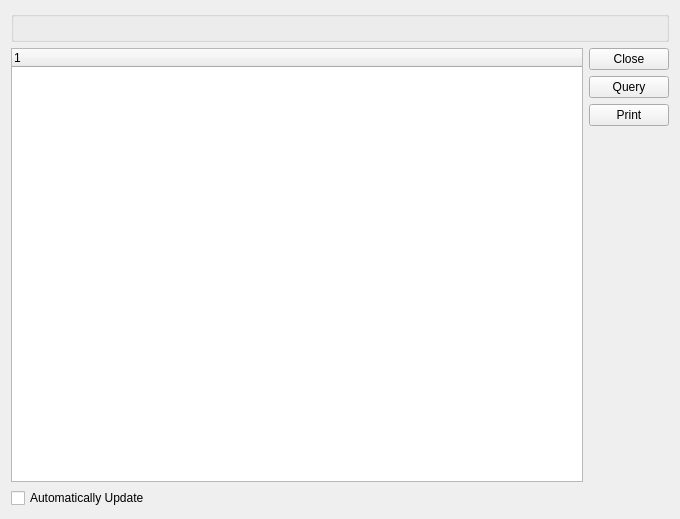
Old version of the form sample_scripts/trunk/resources/client/uiforms/DisplayItemLocations.ui in the repository WooodHead/xtuple.
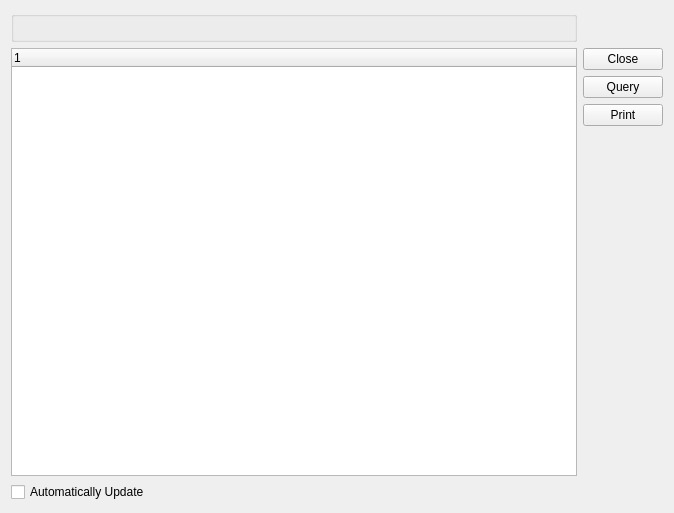
New version of the form. Custom widgets are drawn as their Qt base class.

```diff
--- a/sample_scripts/trunk/resources/client/uiforms/DisplayItemLocations.ui
+++ b/sample_scripts/trunk/resources/client/uiforms/DisplayItemLocations.ui
@@ -1,69 +1,68 @@
 <ui version="4.0" >
  <class>DisplayItemLocations</class>
- <widget class="QWidget" name="DisplayItemLocations" >
-  <property name="geometry" >
+ <widget class="QWidget" name="DisplayItemLocations">
+  <property name="geometry">
    <rect>
     <x>0</x>
     <y>0</y>
-    <width>680</width>
-    <height>519</height>
+    <width>674</width>
+    <height>513</height>
    </rect>
   </property>
   <property name="windowTitle" >
    <string>Display Item Locations</string>
   </property>
-  <layout class="QVBoxLayout" >
-   <item>
-    <widget class="WarehouseGroup" name="_group" />
+  <layout class="QGridLayout" name="gridLayout">
+   <item row="0" column="0">
+    <widget class="WarehouseGroup" name="_group"/>
    </item>
-   <item>
-    <layout class="QHBoxLayout" >
-     <item>
-      <widget class="XTreeWidget" name="_list" />
-     </item>
-     <item>
-      <layout class="QVBoxLayout" >
-       <item>
-        <widget class="QPushButton" name="_close" >
-         <property name="text" >
+   <item row="1" column="0" rowspan="4">
+    <widget class="XTreeWidget" name="_list">
+     <property name="sizePolicy">
+      <sizepolicy hsizetype="Expanding" vsizetype="Expanding">
+       <horstretch>0</horstretch>
+       <verstretch>1</verstretch>
+      </sizepolicy>
+     </property>
+    </widget>
+   </item>
+   <item row="1" column="1" colspan="2">
+    <widget class="QPushButton" name="_close">
+     <property name="text">
           <string>Close</string>
          </property>
         </widget>
        </item>
-       <item>
-        <widget class="QPushButton" name="_query" >
-         <property name="text" >
+   <item row="2" column="1" colspan="2">
+    <widget class="QPushButton" name="_query">
+     <property name="text">
           <string>Query</string>
          </property>
         </widget>
        </item>
-       <item>
-        <widget class="QPushButton" name="_print" >
-         <property name="text" >
+   <item row="3" column="1" colspan="2">
+    <widget class="QPushButton" name="_print">
+     <property name="text">
           <string>Print</string>
          </property>
         </widget>
        </item>
-       <item>
+   <item row="4" column="2">
         <spacer>
          <property name="orientation" >
           <enum>Qt::Vertical</enum>
          </property>
-         <property name="sizeHint" >
+     <property name="sizeHint" stdset="0">
           <size>
            <width>20</width>
-           <height>40</height>
+       <height>256</height>
           </size>
          </property>
         </spacer>
        </item>
-      </layout>
-     </item>
-    </layout>
-   </item>
-   <item>
-    <widget class="XCheckBox" name="_update" >
-     <property name="text" >
+   <item row="5" column="0">
+    <widget class="XCheckBox" name="_update">
+     <property name="text">
       <string>Automatically Update</string>
      </property>
     </widget>
```
Left out of the diff: 14 changed lines with no effect on the pictures. Lines whose indentation alone changed are shown as unchanged.
